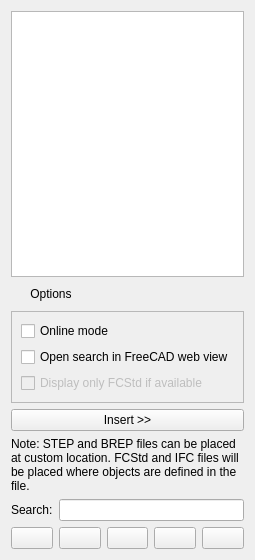
This is dialogLibrary.ui in yorikvanhavre/BIM_Workbench as Qt 5 draws it before an edit. The edited form follows.
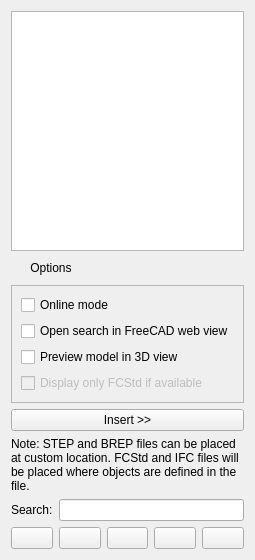
This is the edited form.

Commit message: Added a 3D library preview

What changed in the file:
```diff
--- a/dialogLibrary.ui
+++ b/dialogLibrary.ui
@@ -80,6 +80,16 @@
         </property>
        </widget>
       </item>
+      <item>
+       <widget class="QCheckBox" name="check3DPreview">
+        <property name="toolTip">
+         <string>Opens a 3D preview of the selected file.</string>
+        </property>
+        <property name="text">
+         <string>Preview model in 3D view</string>
+        </property>
+       </widget>
+      </item>
       <item>
        <widget class="QCheckBox" name="checkFCStdOnly">
         <property name="enabled">
```
The commit also changes 1 other file.
